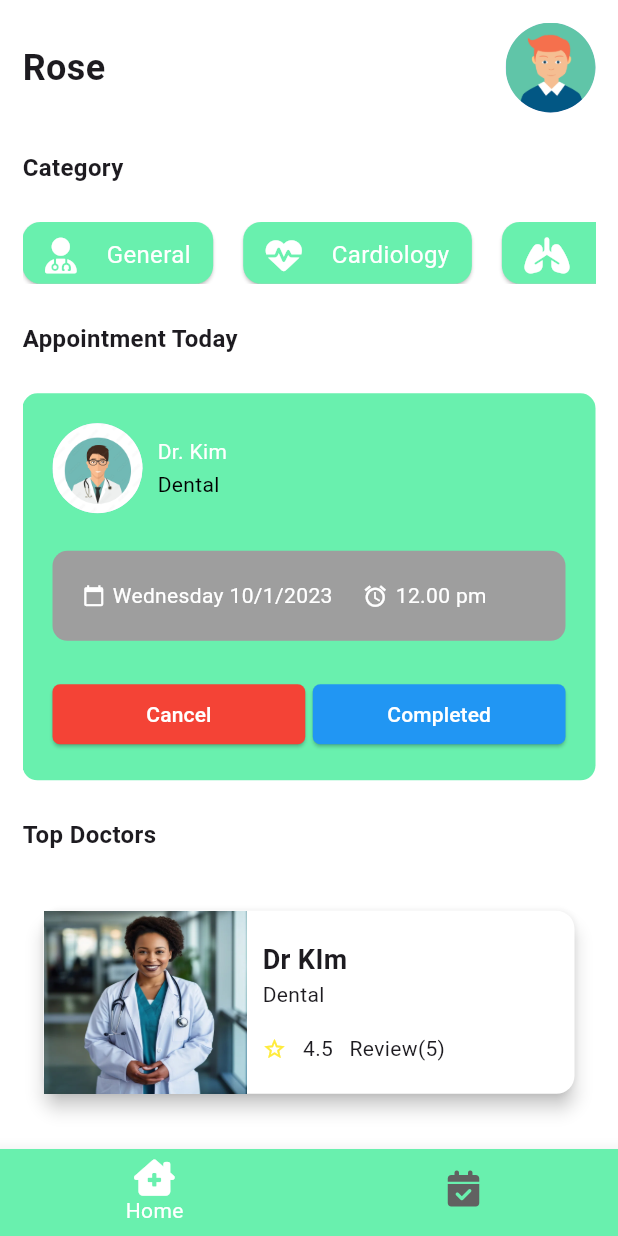
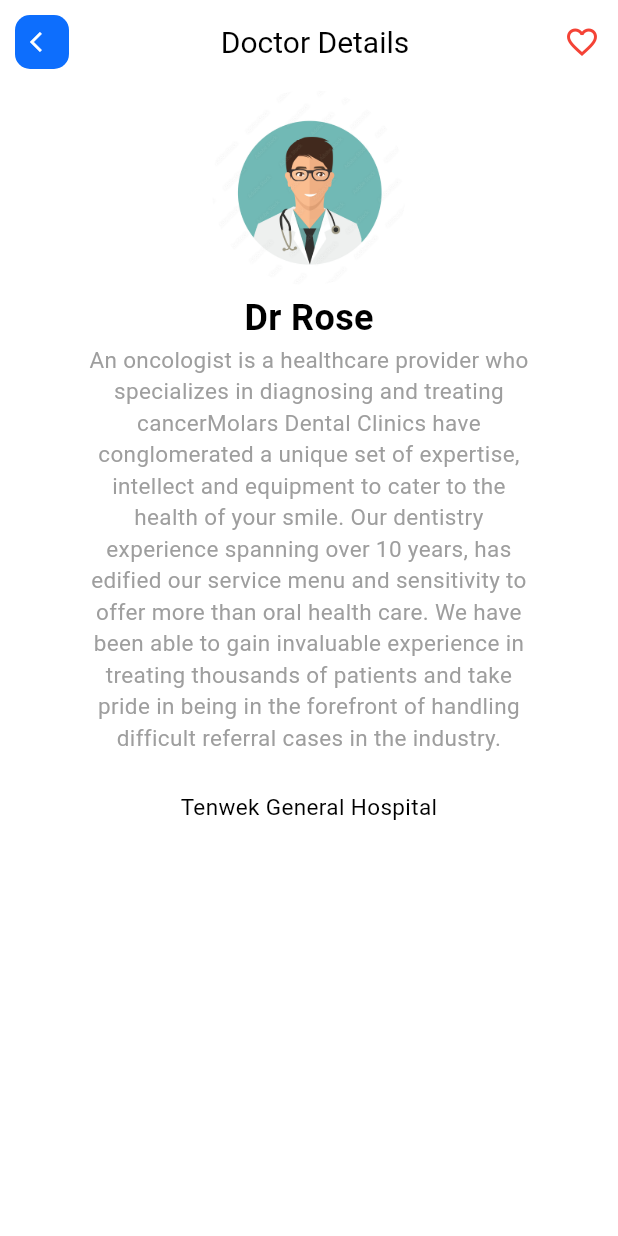
Before and after one commit to maryline321/Flutter, a Flutter app: the MainLayout screen opened by its route, after a tap on "Dr KIm", on a phone screen of 412 x 824 dp. Run offline on Flutter 3.47's test engine with Material 3 defaults, Android fonts, the phone set to English and light mode, and no system bars; our stand-ins replace font_awesome_flutter.

Commit message:
doc profile

```diff
--- /dev/null
+++ b/doctor_appointment/lib/components/custom_appbar.dart
@@ -0,0 +1,65 @@
+import 'package:doctor_appointment/components/login.dart';
+import 'package:doctor_appointment/components/social_button.dart';
+import 'package:doctor_appointment/utils/config.dart';
+import 'package:doctor_appointment/utils/text.dart';
+import 'package:flutter/material.dart';
+import 'package:font_awesome_flutter/font_awesome_flutter.dart';
+
+
+class CustomAppBar extends StatefulWidget  implements PreferredSizeWidget{
+  const CustomAppBar({super.key, this.route, this.icon, this.actions, this.appTitle});
+
+  @override
+  Size  get preferredSize => const Size.fromHeight(60);
+  final String? appTitle;
+  final String? route;
+  final FaIcon? icon;
+  final List<Widget>? actions;
+
+  @override
+  State<CustomAppBar> createState() => _CustomAppBarState();
+}
+
+class _CustomAppBarState extends State<CustomAppBar> {
+  @override
+  Widget build(BuildContext context) {
+    return AppBar(
+      automaticallyImplyLeading: true,
+      backgroundColor: Colors.white,
+      elevation: 0,
+      title: Align(
+        alignment: Alignment.center,
+        child: Text(
+          widget.appTitle!,
+          style: const TextStyle(
+            fontSize: 20,
+            color: Colors.black,
+          ),
+        ),
+      ),
+      leading: widget.icon != null ? Container(
+        margin: EdgeInsets.symmetric(horizontal: 10, vertical: 10),
+        decoration: BoxDecoration(
+          borderRadius: BorderRadius.circular(10),
+          color: Config.primaryColor,
+        ),
+        child: IconButton(
+          onPressed: () {
+            if (widget.route != null) {
+              Navigator.of(context).pushNamed(widget.route!);
+            }
+            else{
+              Navigator.of(context).pop();
+            }
+          },
+          icon: widget.icon!,
+          iconSize: 16,
+          color: Colors.white,
+        ),
+      ): null,
+      actions: widget.actions ?? null,
+    );
+  }
+
+
+}
--- a/doctor_appointment/lib/main.dart
+++ b/doctor_appointment/lib/main.dart
@@ -1,4 +1,5 @@
 import 'package:doctor_appointment/screens/auth_page.dart';
+import 'package:doctor_appointment/screens/doctor_details.dart';
 import 'package:doctor_appointment/utils/config.dart';
 import 'package:doctor_appointment/utils/main_layout.dart';
 import 'package:flutter/material.dart';
@@ -43,8 +44,9 @@ class MyApp extends StatelessWidget {
       ),
       initialRoute: '/',
       routes: {
-        '/': (context) => AuthPage(),
+        '/': (context) => const AuthPage(),
         'main': (context) => const MainLayout(),
+        'doc_details': (context) => const DoctorDetails(),
       },
 
     );
--- a/doctor_appointment/lib/screens/appointment_card.dart
+++ b/doctor_appointment/lib/screens/appointment_card.dart
@@ -72,7 +72,7 @@ class _AppointmentCardState extends State<AppointmentCard> {
                       ),
                       child: const Text(
                         'Cancel',
-                        style: TextStyle(color: Colors.white),
+                        style: TextStyle(color: Colors.black),
                       ),
                     ),
                   ),
@@ -81,7 +81,7 @@ class _AppointmentCardState extends State<AppointmentCard> {
                     child: ElevatedButton(
                       onPressed: () {},
                       style: ElevatedButton.styleFrom(
-                        backgroundColor: Colors.blue,
+                        backgroundColor: Colors.greenAccent,
                         shape: RoundedRectangleBorder(
                         borderRadius: BorderRadius.circular(5),
                         ),
@@ -89,7 +89,7 @@ class _AppointmentCardState extends State<AppointmentCard> {
                       ),
                       child: const Text(
                         'Completed',
-                        style: TextStyle(color: Colors.white),
+                        style: TextStyle(color: Colors.black),
                       ),
                     ),
                   ),
@@ -115,7 +115,7 @@ class ScheduleCard extends StatelessWidget {
   Widget build(BuildContext context) {
     return Container(
       decoration: BoxDecoration(
-        color: Colors.grey,
+        color: Colors.white,
         borderRadius: BorderRadius.circular(10),
       ),
       width: double.infinity,
@@ -124,24 +124,24 @@ class ScheduleCard extends StatelessWidget {
         crossAxisAlignment: CrossAxisAlignment.center,
         children: <Widget>[
           Icon(Icons.calendar_today,
-            color:Colors.white,
+            color:Colors.black,
             size: 15,
           ),
           SizedBox(width: 5,),
           Text(
             'Wednesday 10/1/2023',
-            style: TextStyle(color: Colors.white),
+            style: TextStyle(color: Colors.black),
           ),
           SizedBox(width: 20,),
           Icon(Icons.access_alarm,
-            color:Colors.white,
+            color:Colors.black,
             size: 17,
           ),
           SizedBox(width: 5,),
           Flexible(
             child: Text(
             '12.00 pm',
-            style: TextStyle(color: Colors.white),
+            style: TextStyle(color: Colors.black),
           ),)
         ],
       ),
--- a/doctor_appointment/lib/screens/appointment_page.dart
+++ b/doctor_appointment/lib/screens/appointment_page.dart
@@ -146,12 +146,12 @@ List<dynamic> schedules = [
                     itemCount: filteredSchedules.length,
                       itemBuilder: ((context, index)
                       {
-                        var _schedule = filteredSchedules[index];
+                        var schedule = filteredSchedules[index];
                         bool islastElement = filteredSchedules.length + 1 == index;
                         return Card(
+                          color: Colors.white,
                           shape: RoundedRectangleBorder(
-
-                            side:  BorderSide(
+                            side:  const BorderSide(
                               color: Colors.grey,
                             ),borderRadius: BorderRadius.circular(20)
                           ),
@@ -159,34 +159,34 @@ List<dynamic> schedules = [
                           ? const EdgeInsets.only(bottom: 20)
                               :EdgeInsets.zero,
                           child: Padding(
-                            padding: EdgeInsets.all(15),
+                            padding: const EdgeInsets.all(15),
                             child: Column(
                               crossAxisAlignment: CrossAxisAlignment.stretch,
                               children: [
                                 Row(
                                   children: [
                                     CircleAvatar(
-                                      backgroundImage: AssetImage( _schedule['doctor_profile'] ),
+                                      backgroundImage: AssetImage( schedule['doctor_profile'] ),
                                     ),
-                                   SizedBox(
+                                   const SizedBox(
                                      width: 10,
                                    ),
                                     Column(
                                       crossAxisAlignment: CrossAxisAlignment.start,
                                       children: [
                                         Text(
-                                          _schedule['doctor_name'] ,
+                                          schedule['doctor_name'] ,
 
-                                          style: TextStyle(
+                                          style: const TextStyle(
                                               color: Colors.black,
                                               fontWeight: FontWeight.bold
                                           ),
                                         ),
-                                        SizedBox(height: 5,),
+                                        const SizedBox(height: 5,),
                                         Text(
-                                          _schedule['category'] ,
+                                          schedule['category'] ,
 
-                                          style: TextStyle(
+                                          style: const TextStyle(
                                               color: Colors.black,
                                               fontWeight: FontWeight.bold
                                           ),
@@ -197,11 +197,11 @@ List<dynamic> schedules = [
 
                                   ],
                                 ),
-                                SizedBox(
+                                const SizedBox(
                                   height: 15,
                                 ),
-                                ScheduleCard(),
-                                SizedBox(
+                                const ScheduleCard(),
+                                const SizedBox(
                                   height: 15,
                                 ),
                                 Row(
@@ -211,7 +211,25 @@ List<dynamic> schedules = [
                                       child: ElevatedButton(
                                         onPressed: () {},
                                         style: ElevatedButton.styleFrom(
-                                          backgroundColor: Colors.white,
+                                          backgroundColor: Colors.grey,
+                                          shape: RoundedRectangleBorder(
+                                            borderRadius: BorderRadius.circular(5),
+                                          ),
+                                          fixedSize: const Size(double.infinity, 5),
+                                        ),
+                                        child: const Text(
+                                          'Reschedule',
+                                          style: TextStyle(color: Colors.black),
+                                        ),
+                                      ),
+                                    ),
+                                    const SizedBox(width: 5,),
+
+                                    Expanded(
+                                      child: ElevatedButton(
+                                        onPressed: () {},
+                                        style: ElevatedButton.styleFrom(
+                                          backgroundColor: Colors.greenAccent,
                                           shape: RoundedRectangleBorder(
                                             borderRadius: BorderRadius.circular(5),
                                           ),
@@ -219,25 +237,7 @@ List<dynamic> schedules = [
                                         ),
                                         child: const Text(
                                           'Cancel',
-                                          style: TextStyle(color: Config.primaryColor),
-                                        ),
-                                      ),
-                                    ),
-                                    SizedBox(width: 5,),
-
-                                    Expanded(
-                                      child: ElevatedButton(
-                                        onPressed: () {},
-                                        style: ElevatedButton.styleFrom(
-                                          backgroundColor: Config.primaryColor,
-                                          shape: RoundedRectangleBorder(
-                                            borderRadius: BorderRadius.circular(5),
-                                          ),
-                                          fixedSize: const Size(double.infinity, 5),
-                                        ),
-                                        child: const Text(
-                                          'Cancel',
-                                          style: TextStyle(color: Colors.white),
+                                          style: TextStyle(color: Colors.black),
                                         ),
                                       ),
                                     ),
@@ -278,24 +278,24 @@ class ScheduleCard extends StatelessWidget {
         mainAxisAlignment: MainAxisAlignment.spaceBetween,
         children: <Widget>[
           Icon(Icons.calendar_today,
-            color: Config.primaryColor,
+            color: Colors.black,
             size: 15,
           ),
           SizedBox(width: 5,),
           Text(
             'Wednesday 10/1/2023',
-            style: TextStyle(color: Config.primaryColor),
+            style: TextStyle(color: Colors.black),
           ),
           SizedBox(width: 20,),
           Icon(Icons.access_alarm,
-            color:Config.primaryColor,
+            color:Colors.black,
             size: 17,
           ),
           SizedBox(width: 5,),
           Flexible(
             child: Text(
               '12.00 pm',
-              style: TextStyle(color: Config.primaryColor),
+              style: TextStyle(color: Colors.black),
             ),)
         ],
       ),
--- /dev/null
+++ b/doctor_appointment/lib/screens/doctor_details.dart
@@ -0,0 +1,153 @@
+import 'package:doctor_appointment/components/custom_appbar.dart';
+import 'package:doctor_appointment/components/login.dart';
+import 'package:doctor_appointment/components/social_button.dart';
+import 'package:doctor_appointment/utils/config.dart';
+import 'package:doctor_appointment/utils/text.dart';
+import 'package:flutter/material.dart';
+import 'package:font_awesome_flutter/font_awesome_flutter.dart';
+
+
+class DoctorDetails extends StatefulWidget {
+  const DoctorDetails({super.key});
+
+  @override
+  State<DoctorDetails> createState() => _DoctorDetailsState();
+}
+class _DoctorDetailsState extends State<DoctorDetails> {
+
+  bool isFav = false;
+
+  @override
+  Widget build(BuildContext context) {
+    return Scaffold(
+      appBar: CustomAppBar(
+        appTitle: 'Doctor Details',
+        icon: FaIcon(Icons.arrow_back_ios),
+        actions: [
+          IconButton(onPressed: () {
+            setState(() {
+              isFav = !isFav;
+            });
+          },
+              icon: FaIcon(
+                isFav ? Icons.favorite_rounded: Icons.favorite_outline,
+                color: Colors.red,
+              )
+          )
+        ],
+      ),
+      body: const SafeArea(
+        child: Column(
+          children: <Widget>[
+            DoctorProfile(),
+          ],
+        ),
+      ),
+
+
+    );
+  }
+}
+
+
+class DoctorProfile extends StatelessWidget {
+  const DoctorProfile({super.key});
+
+  @override
+  Widget build(BuildContext context) {
+    Config.init(context);
+    return SizedBox(
+      width: double.infinity,
+      child: Column(
+        children: <Widget>[
+          const CircleAvatar(
+            radius: 65.0,
+            backgroundImage: AssetImage('assets/images/doctor.png'),
+            backgroundColor: Colors.white,
+          ),
+          const SizedBox(height: 5,),
+          const Text(
+            'Dr Rose',
+            style: TextStyle(
+            color:Colors.black,
+              fontSize: 24.0,
+              fontWeight: FontWeight.bold,
+            ),
+          ),
+          SizedBox(
+            width: Config.widthSize * 0.75,
+            child: const Text(
+              'An oncologist is a healthcare provider who specializes in diagnosing and treating cancer'
+                  'Molars Dental Clinics have '
+                  'conglomerated a unique set of '
+                  'expertise, intellect and equipment '
+                  'to cater to the health of your smile. '
+                  'Our dentistry experience spanning over 10 years,'
+                  ' has edified our service menu and sensitivity to offer more than oral health care. We have been able to gain invaluable experience in treating '
+                  'thousands of patients and take pride in being in the forefront'
+                  ' of handling difficult referral cases in the industry.',
+              style: TextStyle(
+                fontSize: 15,
+                color: Colors.grey
+              ),
+              softWrap: true,
+              textAlign: TextAlign.center,
+            ),
+          ),
+          Config.spaceSmall,
+          SizedBox(
+            width: Config.widthSize * 0.75,
+            child: const Text(
+              'Tenwek General Hospital',
+              style: TextStyle(
+                  fontSize: 15,
+                  color: Colors.black
+              ),
+              softWrap: true,
+              textAlign: TextAlign.center,
+            ),
+          )
+        ],
+      ),
+    );
+  }
+}
+
+
+class DoctorBody extends StatelessWidget {
+  const DoctorBody({super.key});
+
+  @override
+  Widget build(BuildContext context) {
+    Config.init(context);
+    return Container(
+      padding: EdgeInsets.all(20),
+      margin: EdgeInsets.only(bottom: 30),
+      child: Column(
+        crossAxisAlignment: CrossAxisAlignment.stretch,
+        children: <Widget>[
+          Config.spaceSmall,
+        ],
+      ),
+    );
+  }
+}
+
+class DoctorInfo extends StatelessWidget {
+  const DoctorInfo({super.key});
+
+  @override
+  Widget build(BuildContext context) {
+    Config.init(context);
+    return Container(
+      padding: EdgeInsets.all(20),
+      margin: EdgeInsets.only(bottom: 30),
+      child: Column(
+        crossAxisAlignment: CrossAxisAlignment.stretch,
+        children: <Widget>[
+          Config.spaceSmall,
+        ],
+      ),
+    );
+  }
+}
--- a/doctor_appointment/lib/screens/doctors_card.dart
+++ b/doctor_appointment/lib/screens/doctors_card.dart
@@ -1,14 +1,10 @@
 import 'package:doctor_appointment/utils/config.dart';
 import 'package:flutter/material.dart';
 
-class DoctorsCard extends StatefulWidget {
-  const DoctorsCard({ super.key });
+class DoctorsCard extends StatelessWidget {
+  const DoctorsCard({ super.key, required this.route });
 
-  @override
-  State<DoctorsCard> createState() => _DoctorsCardState();
-}
-
-class _DoctorsCardState extends State<DoctorsCard> {
+  final String route;
 
   @override
   Widget build(BuildContext context) {
@@ -67,7 +63,11 @@ class _DoctorsCardState extends State<DoctorsCard> {
             ],
           ),
         ),
-        onTap: () {},
+        onTap: () {
+
+          Navigator.of(context).pushNamed(route);
+
+        },
       ),
     );
   }
--- a/doctor_appointment/lib/screens/home.dart
+++ b/doctor_appointment/lib/screens/home.dart
@@ -141,7 +141,7 @@ class _HomeScreenState extends State<HomeScreen> {
            Config.spaceSmall,
            Column(
              children: List.generate(10, (index){
-               return const DoctorsCard();
+               return const DoctorsCard(route: 'doc_details',);
              } )
              ,
            )
--- a/doctor_appointment/lib/utils/config.dart
+++ b/doctor_appointment/lib/utils/config.dart
@@ -47,5 +47,6 @@ class Config {
           color: Colors.red
       )
   );
-  static const primaryColor = Colors.greenAccent;
+  static const primary = Colors.greenAccent;
+  static const Color primaryColor = Color(0xFF0d6efd);
 }
```
